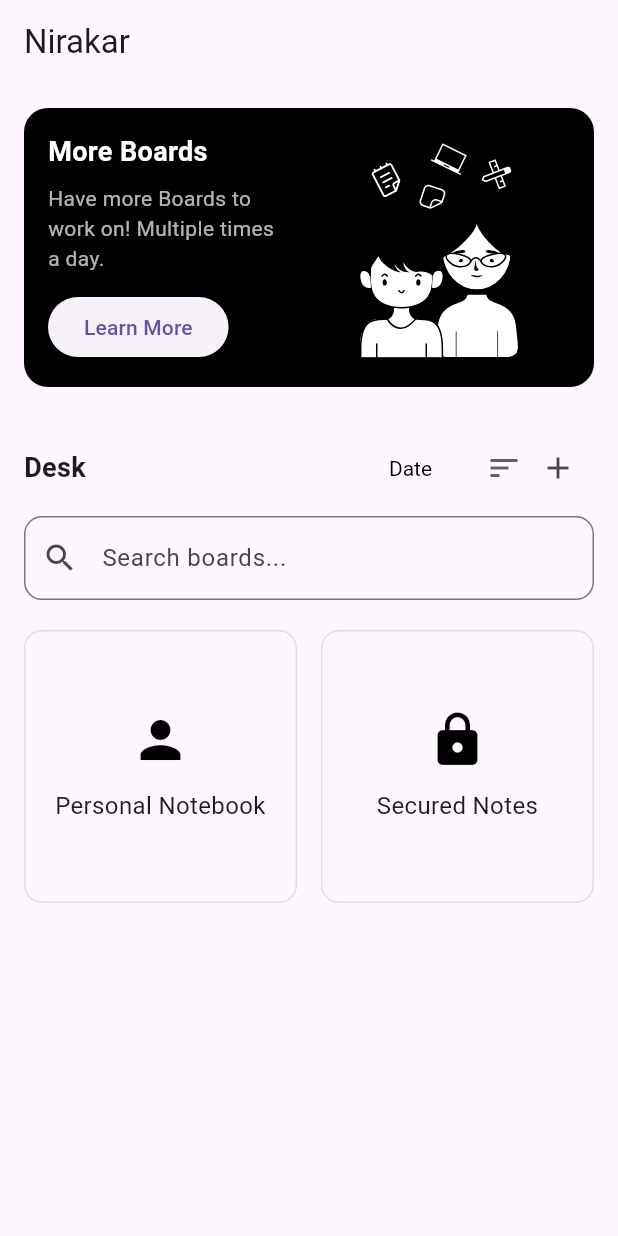
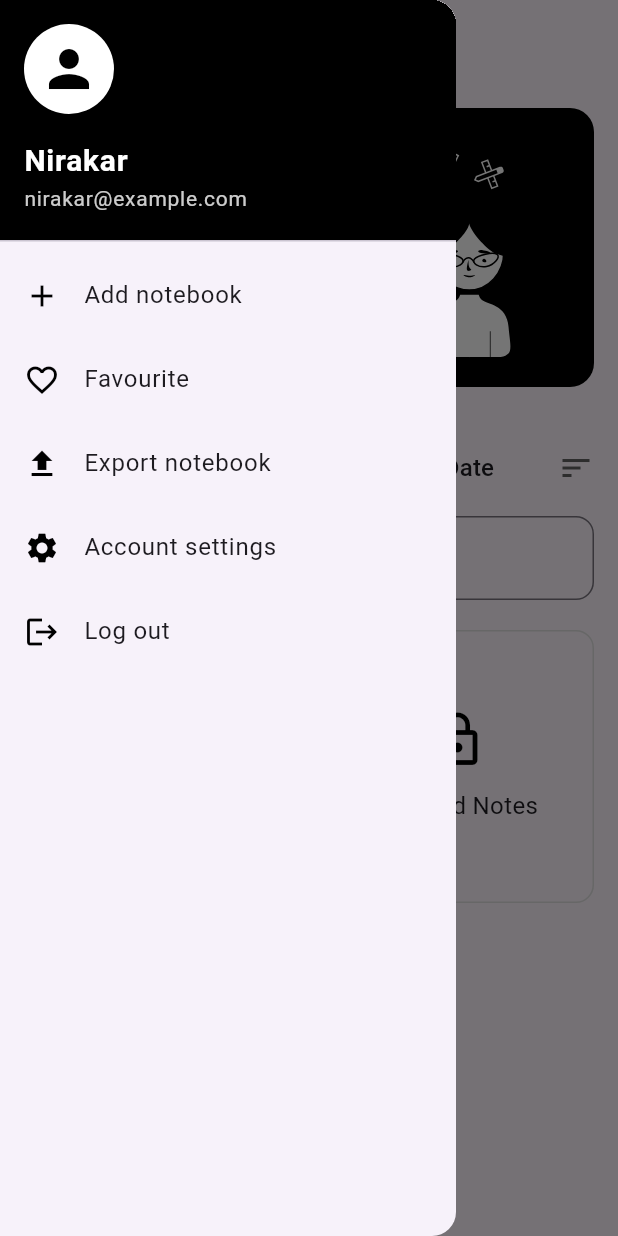
Before and after one commit to nirakar007/vignette_mobile, a Flutter app: the HomeScreen screen opened directly, with the side drawer open (before the commit the screen has no drawer), on a phone screen of 412 x 824 dp. Run offline on Flutter 3.47's test engine with Material 3 defaults, Android fonts, the light colour scheme and no system bars; our stand-ins replace bloc, connectivity_plus, dartz, dio, equatable, flutter_bloc and 8 more; accounts and stored records are empty.

Commit message:
UI changes and added side bar

```diff
--- a/lib/features/home/presentation/view/home_view.dart
+++ b/lib/features/home/presentation/view/home_view.dart
@@ -15,16 +15,24 @@ class HomeScreen extends StatefulWidget {
 class _HomeScreenState extends State<HomeScreen> {
   String selectedSortOption = 'Date'; // Default sorting option
   String searchQuery = ''; // To store the search query
+  final GlobalKey<ScaffoldState> _scaffoldKey = GlobalKey<ScaffoldState>();
 
   @override
   Widget build(BuildContext context) {
     final screenWidth = MediaQuery.of(context).size.width;
-    final isTablet = screenWidth > 600; // Check if the device is a tablet
+    final isTablet = screenWidth > 600;
 
     return Scaffold(
+      key: _scaffoldKey,
       appBar: AppBar(
-        title: const Text("Nirakar"),
+        title: SvgPicture.asset('assets/logo/logo.svg', width: 50, height: 50),
+        centerTitle: true,
+        leading: IconButton(
+          icon: const Icon(Icons.menu),
+          onPressed: () => _scaffoldKey.currentState?.openDrawer(),
+        ),
       ),
+      drawer: _buildNavigationDrawer(),
       body: SingleChildScrollView(
         padding: const EdgeInsets.all(16.0),
         child: Column(
@@ -40,7 +48,6 @@ class _HomeScreenState extends State<HomeScreen> {
               padding: const EdgeInsets.all(16),
               child: Row(
                 children: [
-                  // Premium card ad
                   Expanded(
                     child: Column(
                       crossAxisAlignment: CrossAxisAlignment.start,
@@ -60,31 +67,23 @@ class _HomeScreenState extends State<HomeScreen> {
                         ),
                         const SizedBox(height: 12),
                         ElevatedButton(
-                          onPressed: () {
-                            Navigator.push(
-                              context,
-                              MaterialPageRoute(
-                                builder: (context) =>
-                                    const PremiumPurchaseScreen(),
-                              ),
-                            );
-                            // showMySnackBar(
-                            //   context: context,
-                            //   message: "Learn more button pressed",
-                            //   color: Colors.black,
-                            // );
-                          },
-                          child: const Text(
-                            'Learn More',
-                            style: TextStyle(
-                              fontSize: 14,
+                          onPressed: () => Navigator.push(
+                            context,
+                            MaterialPageRoute(
+                              builder: (context) =>
+                                  const PremiumPurchaseScreen(),
                             ),
                           ),
+                          style: ElevatedButton.styleFrom(
+                            backgroundColor: Colors.white,
+                            foregroundColor: Colors.black,
+                          ),
+                          child: const Text('Learn More'),
                         ),
                       ],
                     ),
                   ),
-                  const SizedBox(width: 30),
+                  const SizedBox(width: 20),
                   Flexible(
                     child: SvgPicture.asset(
                       'assets/images/home_screen/prem_ad.svg',
@@ -108,14 +107,9 @@ class _HomeScreenState extends State<HomeScreen> {
                 const Spacer(),
                 DropdownButton<String>(
                   value: selectedSortOption,
-                  onChanged: (String? newValue) {
-                    setState(() {
-                      selectedSortOption = newValue!;
-                      // Add sorting logic here
-                    });
-                  },
-                  items: <String>['Date', 'Favourites']
-                      .map<DropdownMenuItem<String>>((String value) {
+                  onChanged: (String? newValue) =>
+                      setState(() => selectedSortOption = newValue!),
+                  items: <String>['Date', 'Favourites'].map((String value) {
                     return DropdownMenuItem<String>(
                       value: value,
                       child: Text(value),
@@ -123,20 +117,6 @@ class _HomeScreenState extends State<HomeScreen> {
                   }).toList(),
                   underline: Container(),
                   icon: const Icon(Icons.sort),
-                  style: const TextStyle(
-                    color: Colors.black,
-                    fontSize: 14,
-                  ),
-                ),
-                IconButton(
-                  icon: const Icon(Icons.add),
-                  onPressed: () {
-                    // showMySnackBar(
-                    //   context: context,
-                    //   color: Colors.grey,
-                    //   message: 'Add notes',
-                    // );
-                  },
                 ),
               ],
             ),
@@ -145,11 +125,8 @@ class _HomeScreenState extends State<HomeScreen> {
 
             // Search Bar
             TextField(
-              onChanged: (value) {
-                setState(() {
-                  searchQuery = value.toLowerCase();
-                });
-              },
+              onChanged: (value) =>
+                  setState(() => searchQuery = value.toLowerCase()),
               decoration: InputDecoration(
                 prefixIcon: const Icon(Icons.search),
                 hintText: 'Search boards...',
@@ -165,16 +142,16 @@ class _HomeScreenState extends State<HomeScreen> {
             GridView.count(
               shrinkWrap: true,
               crossAxisCount: isTablet ? 3 : 2,
-              // Adjust columns for tablets
               mainAxisSpacing: 16,
               crossAxisSpacing: 16,
               physics: const NeverScrollableScrollPhysics(),
               children: [
                 if (_matchesSearch('Personal Notebook'))
-                  _buildCard(Icons.person, 'Personal Notebook',
+                  _buildCard(Icons.book, 'Personal Notebook',
                       const PersonalNotebook()),
                 if (_matchesSearch('Secured Notes'))
-                  _buildCard(Icons.lock, 'Secured Notes', const SecuredNotes()),
+                  _buildCard(Icons.lock_outline, 'Secured Notes',
+                      const SecuredNotes()),
               ],
             ),
           ],
@@ -219,3 +196,93 @@ class _HomeScreenState extends State<HomeScreen> {
     );
   }
 }
+
+Widget _buildNavigationDrawer() {
+  return Drawer(
+    child: ListView(
+      padding: EdgeInsets.zero,
+      children: [
+        DrawerHeader(
+          decoration: const BoxDecoration(
+            color: Colors.black,
+          ),
+          child: Column(
+            crossAxisAlignment: CrossAxisAlignment.start,
+            children: [
+              const CircleAvatar(
+                radius: 30,
+                backgroundColor: Colors.white,
+                child: Icon(Icons.person, size: 40, color: Colors.black),
+              ),
+              const SizedBox(height: 16),
+              const Text(
+                'Nirakar',
+                style: TextStyle(
+                    color: Colors.white,
+                    fontSize: 20,
+                    fontWeight: FontWeight.bold),
+              ),
+              Text(
+                'nirakar@example.com',
+                style: TextStyle(
+                    color: Colors.white.withOpacity(0.8), fontSize: 14),
+              ),
+            ],
+          ),
+        ),
+        ..._drawerMenuItems.map((item) => ListTile(
+              leading: Icon(item.icon, color: Colors.black),
+              title: Text(item.title),
+              // onTap: () => _handleDrawerItemClick(item),
+            )),
+      ],
+    ),
+  );
+}
+
+void _handleDrawerItemClick(DrawerMenuItem item, BuildContext context) {
+  Navigator.pop(context); // Close drawer
+  switch (item.action) {
+    case 'add':
+      // Handle add notebook
+      break;
+    case 'favorite':
+      // Handle favorites
+      break;
+    case 'export':
+      // Handle export
+      break;
+    // case 'settings':
+    //   Navigator.push(
+    //       context,
+    //       MaterialPageRoute(
+    //           builder: (context) => const AccountSettingsScreen()));
+    //   break;
+    case 'logout':
+      // Handle logout
+      break;
+  }
+}
+
+class DrawerMenuItem {
+  final String title;
+  final IconData icon;
+  final String action;
+
+  DrawerMenuItem({
+    required this.title,
+    required this.icon,
+    required this.action,
+  });
+}
+
+final List<DrawerMenuItem> _drawerMenuItems = [
+  DrawerMenuItem(title: 'Add notebook', icon: Icons.add, action: 'add'),
+  DrawerMenuItem(
+      title: 'Favourite', icon: Icons.favorite_border, action: 'favorite'),
+  DrawerMenuItem(
+      title: 'Export notebook', icon: Icons.upload, action: 'export'),
+  DrawerMenuItem(
+      title: 'Account settings', icon: Icons.settings, action: 'settings'),
+  DrawerMenuItem(title: 'Log out', icon: Icons.logout, action: 'logout'),
+];
```
